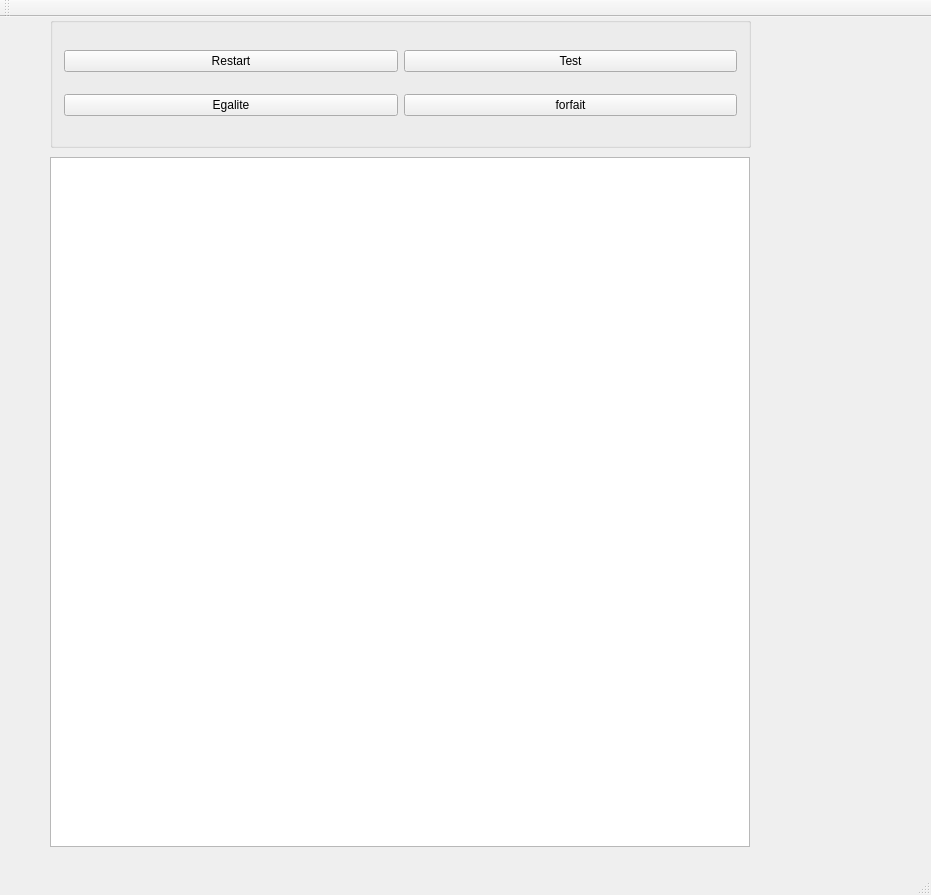
First picture: the form in mainwindow.ui, repository Y-codercreator/Code_Dame, before the edit.
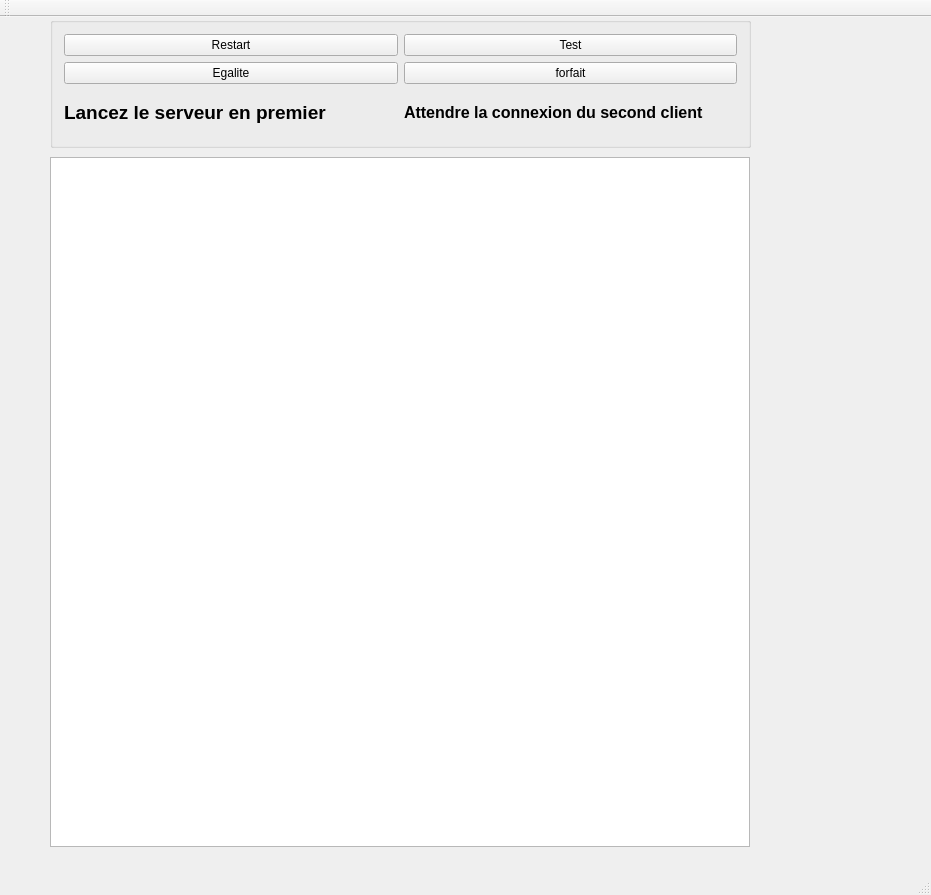
Second picture: the form after the edit.

Diff of the .ui file:
```diff
--- a/mainwindow.ui
+++ b/mainwindow.ui
@@ -82,6 +82,38 @@
        </item>
       </layout>
      </item>
+     <item>
+      <layout class="QHBoxLayout" name="horizontalLayout_3">
+       <item>
+        <widget class="QLabel" name="labelEquipe">
+         <property name="font">
+          <font>
+           <pointsize>14</pointsize>
+           <weight>75</weight>
+           <bold>true</bold>
+          </font>
+         </property>
+         <property name="text">
+          <string>Lancez le serveur en premier</string>
+         </property>
+        </widget>
+       </item>
+       <item>
+        <widget class="QLabel" name="labelCon">
+         <property name="font">
+          <font>
+           <pointsize>12</pointsize>
+           <weight>75</weight>
+           <bold>true</bold>
+          </font>
+         </property>
+         <property name="text">
+          <string>Attendre la connexion du second client</string>
+         </property>
+        </widget>
+       </item>
+      </layout>
+     </item>
     </layout>
    </widget>
   </widget>
```
